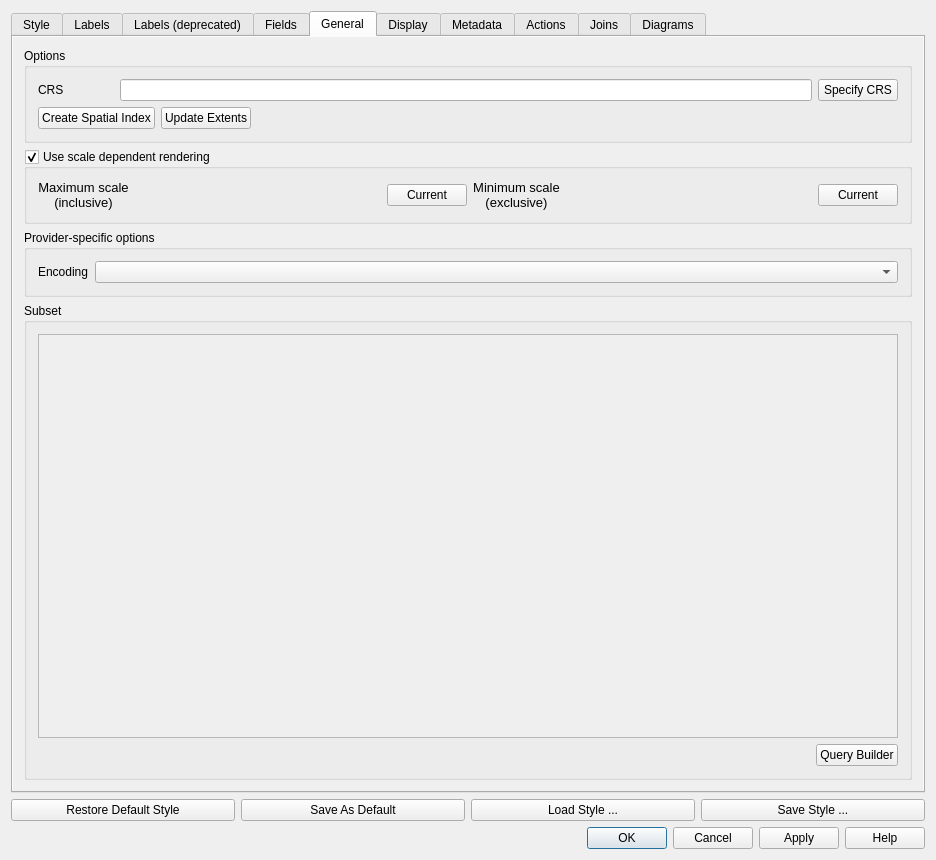
The window that src/ui/qgsvectorlayerpropertiesbase.ui (qgis/QGIS) describes before a commit, drawn with Qt 5.
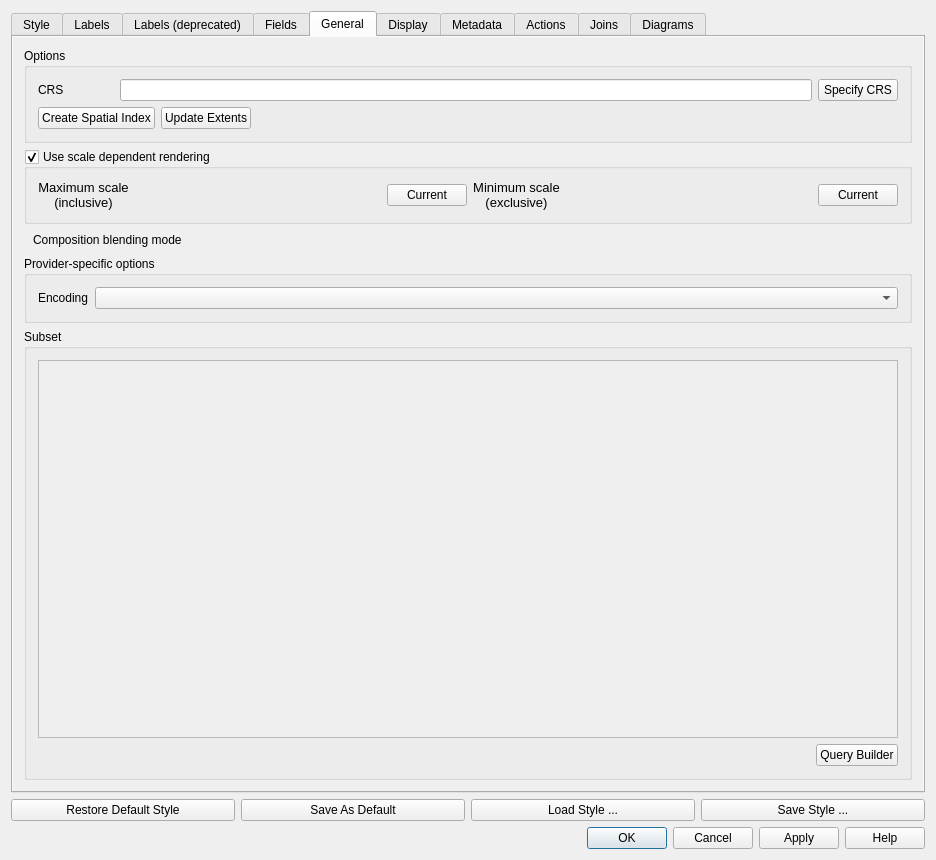
The same window after the commit. The open tabs and pages were chosen to show the change. Icons and pictures are not drawn. Custom widgets are drawn as their Qt base class.

Commit message: Add blend modes widget to vector layer properties dialog

```diff
--- a/src/ui/qgsvectorlayerpropertiesbase.ui
+++ b/src/ui/qgsvectorlayerpropertiesbase.ui
@@ -530,7 +530,7 @@
              </layout>
             </widget>
            </item>
-           <item row="3" column="0">
+           <item row="4" column="0">
             <widget class="QGroupBox" name="grpSubset">
              <property name="title">
               <string>Subset</string>
@@ -578,7 +578,7 @@
              </layout>
             </widget>
            </item>
-           <item row="2" column="0">
+           <item row="3" column="0">
             <widget class="QGroupBox" name="grpProviderOptions">
              <property name="title">
               <string>Provider-specific options</string>
@@ -600,6 +600,52 @@
              </layout>
             </widget>
            </item>
+           <item row="2" column="0">
+            <layout class="QHBoxLayout" name="horizontalLayout_11">
+             <property name="leftMargin">
+              <number>9</number>
+             </property>
+             <property name="rightMargin">
+              <number>9</number>
+             </property>
+             <property name="bottomMargin">
+              <number>0</number>
+             </property>
+             <item>
+              <widget class="QLabel" name="mBlendTypeLabel">
+               <property name="text">
+                <string>Composition blending mode</string>
+               </property>
+               <property name="margin">
+                <number>0</number>
+               </property>
+              </widget>
+             </item>
+             <item>
+              <widget class="QgsBlendModeComboBox" name="mBlendModeComboBox" native="true">
+               <property name="minimumSize">
+                <size>
+                 <width>0</width>
+                 <height>0</height>
+                </size>
+               </property>
+              </widget>
+             </item>
+             <item>
+              <spacer name="horizontalSpacer_4">
+               <property name="orientation">
+                <enum>Qt::Horizontal</enum>
+               </property>
+               <property name="sizeHint" stdset="0">
+                <size>
+                 <width>40</width>
+                 <height>20</height>
+                </size>
+               </property>
+              </spacer>
+             </item>
+            </layout>
+           </item>
           </layout>
          </widget>
         </widget>
@@ -1008,6 +1054,11 @@
    <extends>QWidget</extends>
    <header>qgsscalecombobox.h</header>
   </customwidget>
+  <customwidget>
+   <class>QgsBlendModeComboBox</class>
+   <extends>QWidget</extends>
+   <header>qgsblendmodecombobox.h</header>
+  </customwidget>
  </customwidgets>
  <tabstops>
   <tabstop>cbMinimumScale</tabstop>
```
The commit also changes 1 other file.
